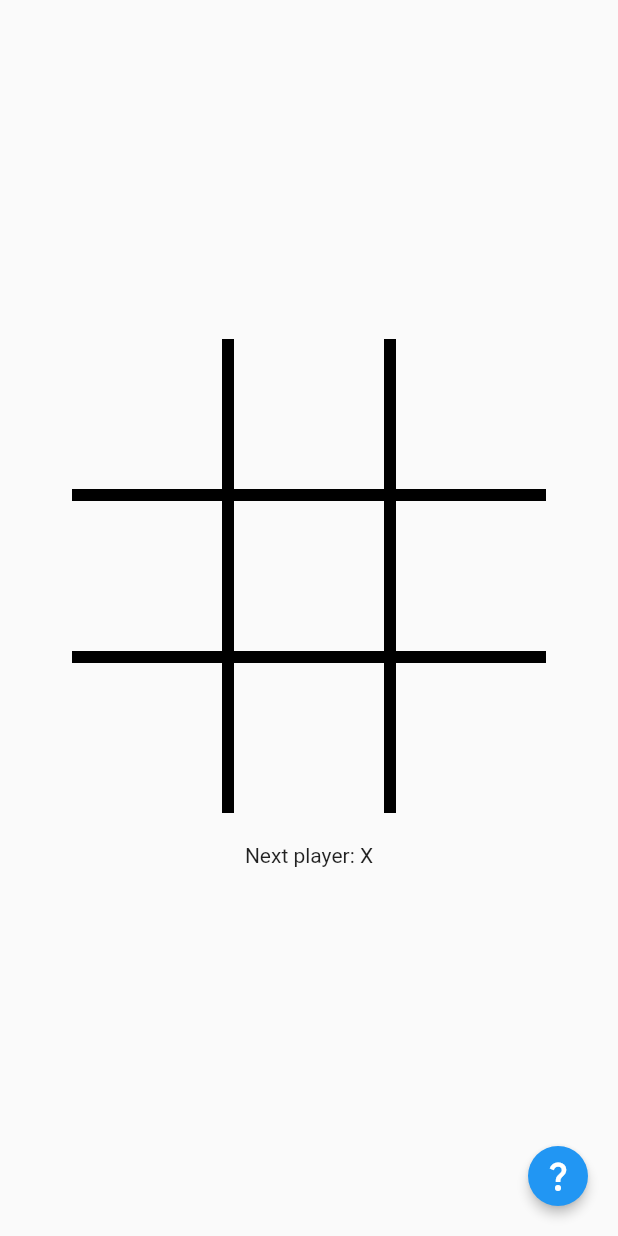
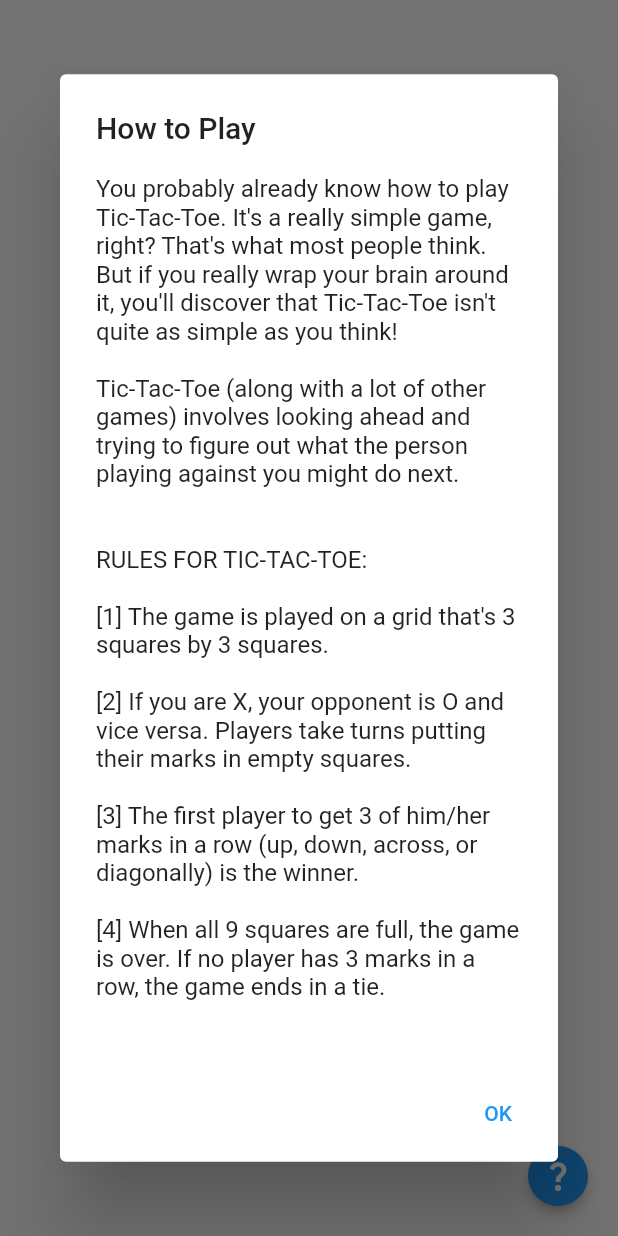
Before and after one commit to Rafeqm/tiktaktu, a Flutter app: the GameScreen screen opened directly, after a tap on the "question mark" icon, on a phone screen of 412 x 824 dp. Run offline on Flutter 3.47's test engine with Material 2 defaults, Android fonts, the phone set to English and light mode, and no system bars.

Commit message:
fix: Implement `onPressed` of `FloatingActionButton` in `GameScreen`

```diff
--- a/lib/game_screen.dart
+++ b/lib/game_screen.dart
@@ -1,6 +1,7 @@
 import 'package:flutter/material.dart';
 
 import 'package:tiktaktu/board.dart';
+import 'package:tiktaktu/rules.dart';
 
 class GameScreen extends StatelessWidget {
   const GameScreen({Key? key}) : super(key: key);
@@ -11,11 +12,31 @@ class GameScreen extends StatelessWidget {
       body: const Board(),
       floatingActionButton: FloatingActionButton.small(
         child: const Icon(Icons.question_mark),
-        tooltip: 'How to play?',
+        tooltip: 'How to play',
         elevation: 3,
         hoverElevation: 4,
         highlightElevation: 6,
-        onPressed: () {},
+        onPressed: () {
+          showDialog(
+            context: context,
+            builder: (BuildContext _context) {
+              return AlertDialog(
+                title: const Text('How to Play'),
+                content: const SingleChildScrollView(
+                  child: Text(rules),
+                ),
+                actions: <Widget>[
+                  TextButton(
+                    onPressed: () {
+                      Navigator.of(_context, rootNavigator: true).pop();
+                    },
+                    child: const Text('OK'),
+                  ),
+                ],
+              );
+            },
+          );
+        },
       ),
     );
   }
--- /dev/null
+++ b/lib/rules.dart
@@ -0,0 +1,16 @@
+const String rules = '''
+You probably already know how to play Tic-Tac-Toe. It's a really simple game, right? That's what most people think. But if you really wrap your brain around it, you'll discover that Tic-Tac-Toe isn't quite as simple as you think!
+
+Tic-Tac-Toe (along with a lot of other games) involves looking ahead and trying to figure out what the person playing against you might do next.
+
+
+RULES FOR TIC-TAC-TOE:
+
+[1] The game is played on a grid that's 3 squares by 3 squares.
+
+[2] If you are X, your opponent is O and vice versa. Players take turns putting their marks in empty squares.
+
+[3] The first player to get 3 of him/her marks in a row (up, down, across, or diagonally) is the winner.
+
+[4] When all 9 squares are full, the game is over. If no player has 3 marks in a row, the game ends in a tie.
+''';
--- a/pubspec.yaml
+++ b/pubspec.yaml
@@ -1,7 +1,7 @@
 name: tiktaktu
 description: Play with whoever you want.
 publish_to: "none" # Remove this line if you wish to publish to pub.dev
-version: 0.6.0-alpha.0+3
+version: 0.6.0-beta.0+1
 
 environment:
   sdk: ">=2.16.1 <3.0.0"
```
